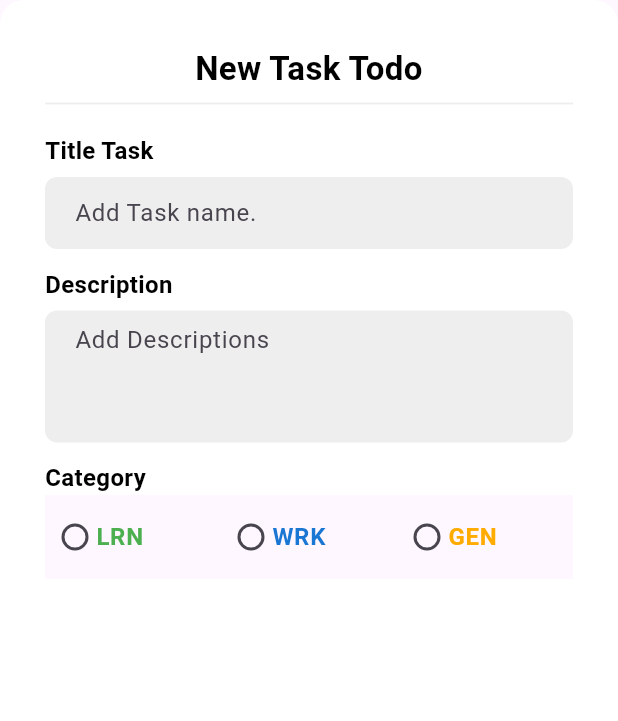
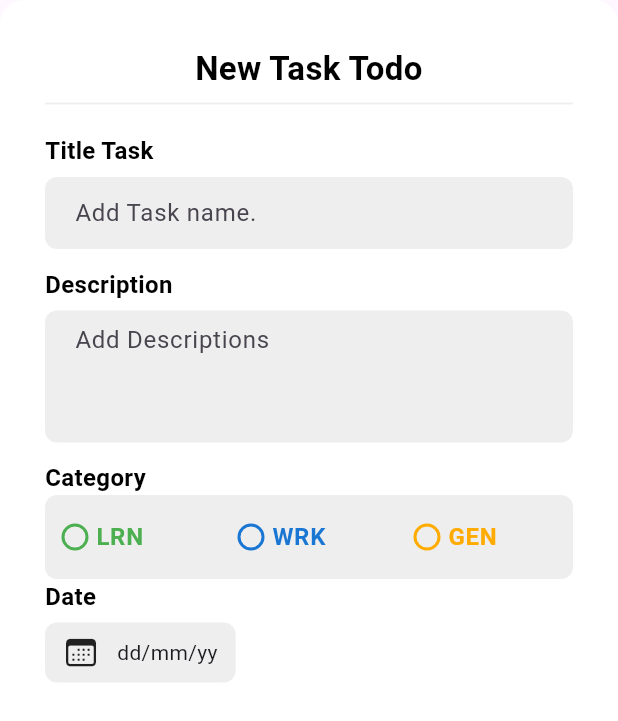
Before and after one commit to kkkkkkeiko/flutter_study, a Flutter app: the AddNewTaskModel widget shown alone on an empty page, opened directly, on a phone screen of 412 x 824 dp. Shown: the top 721 px of the screen. Run offline on Flutter 3.47's test engine with Material 3 defaults, Android fonts, the phone set to English and light mode, and no system bars; our stand-ins replace gap.

Commit message:
feature: カレンダー実装

```diff
--- a/lib/common/show_model.dart
+++ b/lib/common/show_model.dart
@@ -1,3 +1,4 @@
+import 'package:flutter/cupertino.dart';
 import 'package:flutter/material.dart';
 import 'package:gap/gap.dart';
 
@@ -43,10 +44,18 @@ class AddNewTaskModel extends StatelessWidget {
           const TextFieldWidget(maxLine: 3, hintText: 'Add Descriptions'),
           const Gap(12),
           const Text('Category', style: AppStyle.headingOne),
-          Row(
+          Container(
+            decoration: BoxDecoration(
+              color: Colors.grey.shade200,
+              borderRadius: BorderRadius.circular(8),
+            ),
+            child: Row(
               children: [
                 Expanded(
-                child: RadioWidget(categColor: Colors.green, titleRadio: 'LRN'),
+                  child: RadioWidget(
+                    categColor: Colors.green,
+                    titleRadio: 'LRN',
+                  ),
                 ),
                 Expanded(
                   child: RadioWidget(
@@ -62,6 +71,39 @@ class AddNewTaskModel extends StatelessWidget {
                 ),
               ],
             ),
+          ),
+
+          // Date and Time Selection
+          Row(
+            children: [
+              Container(
+                child: Column(
+                  crossAxisAlignment: CrossAxisAlignment.start,
+                  children: [
+                    const Text('Date', style: AppStyle.headingOne),
+                    const Gap(6),
+                    Container(
+                      padding: const EdgeInsets.symmetric(
+                        horizontal: 12,
+                        vertical: 8,
+                      ),
+                      decoration: BoxDecoration(
+                        color: Colors.grey.shade200,
+                        borderRadius: BorderRadius.circular(8),
+                      ),
+                      child: Row(
+                        children: const [
+                          Icon(CupertinoIcons.calendar),
+                          Gap(12),
+                          Text('dd/mm/yy'),
+                        ],
+                      ),
+                    ),
+                  ],
+                ),
+              ),
+            ],
+          ),
         ],
       ),
     );
--- a/lib/widget/radio_widget.dart
+++ b/lib/widget/radio_widget.dart
@@ -12,11 +12,9 @@ class RadioWidget extends StatelessWidget {
 
   @override
   Widget build(BuildContext context) {
-    return Material(
-      child: Theme(
-        data: ThemeData(unselectedWidgetColor: categColor),
-        child: RadioListTile(
+    return RadioListTile(
       contentPadding: EdgeInsets.zero,
+      fillColor: WidgetStateProperty.all(categColor),
       title: Transform.translate(
         offset: Offset(-22, 0),
         child: Text(
@@ -27,8 +25,6 @@ class RadioWidget extends StatelessWidget {
       value: 1,
       groupValue: 0,
       onChanged: (value) {},
-        ),
-      ),
     );
   }
 }
```
Lines whose indentation alone changed are shown as unchanged.
